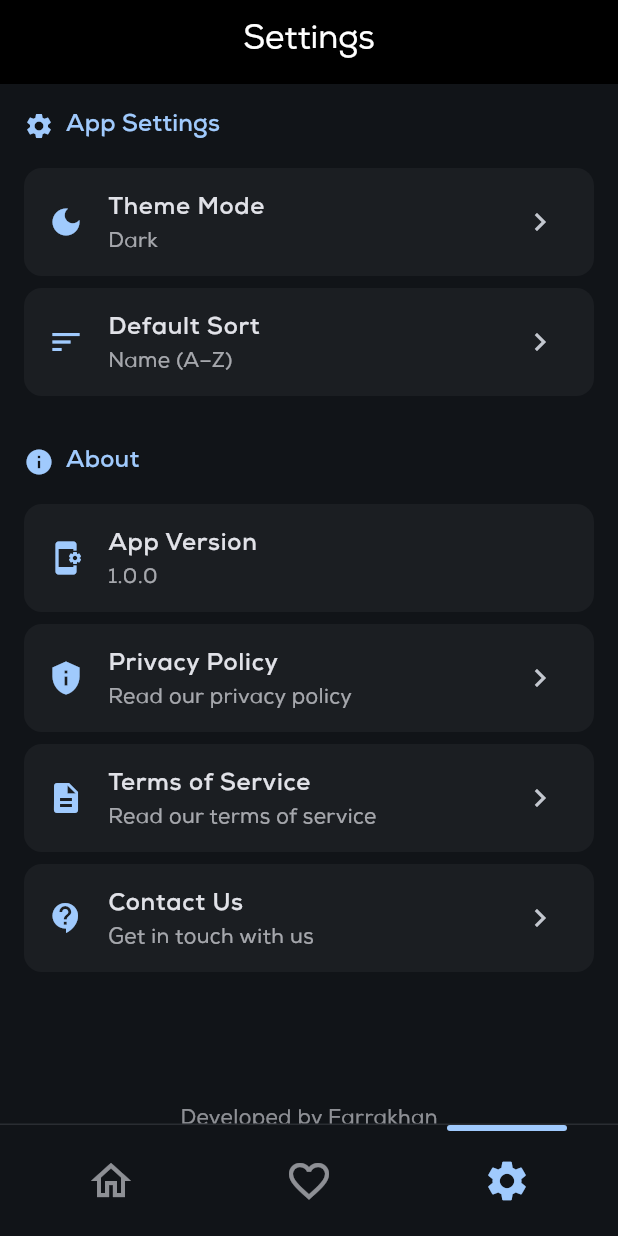
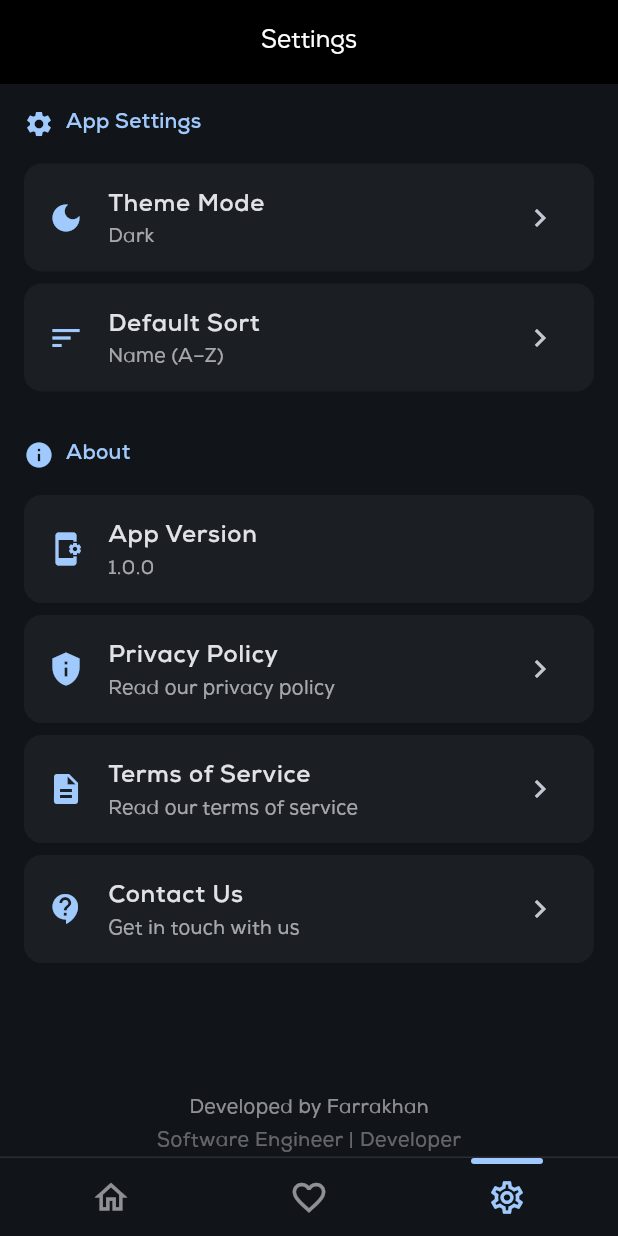
Before and after one commit to farrakhanwahab/XploreGo_app, a Flutter app: the screen it shows after launch, swiped to page 3, on a phone screen of 412 x 824 dp. Run offline on Flutter 3.47's test engine with Material 3 defaults, Android fonts, the phone set to English and light mode, and no system bars; our stand-ins replace cached_network_image, lottie, shared_preferences; network calls fail.

Commit message:
Implemented MediaWiki API for staple food, removed popular places, improved loading spinners, updated text theme, UI/UX fixes, and all recent enhancements

```diff
--- a/lib/theme/app_theme.dart
+++ b/lib/theme/app_theme.dart
@@ -11,6 +11,23 @@ class AppTheme {
           backgroundColor: Colors.white,
           foregroundColor: Colors.black,
           elevation: 0,
+        ),
+        textTheme: const TextTheme(
+          displayLarge: TextStyle(fontSize: 16, fontFamily: 'Nexa'),
+          displayMedium: TextStyle(fontSize: 13, fontFamily: 'Nexa'),
+          displaySmall: TextStyle(fontSize: 13, fontFamily: 'Nexa'),
+          headlineLarge: TextStyle(fontSize: 15, fontFamily: 'Nexa'),
+          headlineMedium: TextStyle(fontSize: 14, fontFamily: 'Nexa'),
+          headlineSmall: TextStyle(fontSize: 14, fontFamily: 'Nexa'),
+          titleLarge: TextStyle(fontSize: 16, fontFamily: 'Nexa'),
+          titleMedium: TextStyle(fontSize: 14, fontFamily: 'Nexa'),
+          titleSmall: TextStyle(fontSize: 14, fontFamily: 'Nexa'),
+          bodyLarge: TextStyle(fontSize: 16, fontFamily: 'Nexa'),
+          bodyMedium: TextStyle(fontSize: 13, fontFamily: 'Nexa'),
+          bodySmall: TextStyle(fontSize: 13, fontFamily: 'Nexa'),
+          labelLarge: TextStyle(fontSize: 16, fontFamily: 'Nexa'),
+          labelMedium: TextStyle(fontSize: 13, fontFamily: 'Nexa'),
+          labelSmall: TextStyle(fontSize: 12, fontFamily: 'Nexa'),
         ),
       );
 
@@ -28,5 +45,22 @@ class AppTheme {
           foregroundColor: Colors.white,
           elevation: 0,
         ),
+        textTheme: const TextTheme(
+          displayLarge: TextStyle(fontSize: 16, fontFamily: 'Nexa'),
+          displayMedium: TextStyle(fontSize: 13, fontFamily: 'Nexa'),
+          displaySmall: TextStyle(fontSize: 13, fontFamily: 'Nexa'),
+          headlineLarge: TextStyle(fontSize: 15, fontFamily: 'Nexa'),
+          headlineMedium: TextStyle(fontSize: 14, fontFamily: 'Nexa'),
+          headlineSmall: TextStyle(fontSize: 14, fontFamily: 'Nexa'),
+          titleLarge: TextStyle(fontSize: 16, fontFamily: 'Nexa'),
+          titleMedium: TextStyle(fontSize: 14, fontFamily: 'Nexa'),
+          titleSmall: TextStyle(fontSize: 14, fontFamily: 'Nexa'),
+          bodyLarge: TextStyle(fontSize: 16, fontFamily: 'Nexa'),
+          bodyMedium: TextStyle(fontSize: 13, fontFamily: 'Nexa'),
+          bodySmall: TextStyle(fontSize: 13, fontFamily: 'Nexa'),
+          labelLarge: TextStyle(fontSize: 16, fontFamily: 'Nexa'),
+          labelMedium: TextStyle(fontSize: 13, fontFamily: 'Nexa'),
+          labelSmall: TextStyle(fontSize: 12, fontFamily: 'Nexa'),
+        ),
       );
 }
--- a/lib/widgets/navbar.dart
+++ b/lib/widgets/navbar.dart
@@ -44,10 +44,10 @@ class _NavBarState extends State<NavBar> {
               duration: const Duration(milliseconds: 300),
               curve: Curves.easeInOut,
               left: 8 + ((MediaQuery.of(context).size.width - 16) / 3) * widget.currentIndex +
-                   (((MediaQuery.of(context).size.width - 16) / 3) - 80) / 2,
+                   (((MediaQuery.of(context).size.width - 16) / 3) - 48) / 2,
               top: 0,
               child: Container(
-                width: 80,
+                width: 48,
                 height: 4,
                 decoration: BoxDecoration(
                   color: colorScheme.primary,
@@ -57,26 +57,23 @@ class _NavBarState extends State<NavBar> {
             ),
             // Navigation items
             Padding(
-              padding: const EdgeInsets.symmetric(horizontal: 8, vertical: 12),
+              padding: const EdgeInsets.symmetric(horizontal: 8, vertical: 6),
               child: Row(
                 mainAxisAlignment: MainAxisAlignment.spaceAround,
                 children: [
                   _buildNavItem(
                     index: 0,
                     icon: Icons.home_outlined,
-                    selectedIcon: Icons.home,
                     colorScheme: colorScheme,
                   ),
                   _buildNavItem(
                     index: 1,
                     icon: Icons.favorite_outline,
-                    selectedIcon: Icons.favorite,
                     colorScheme: colorScheme,
                   ),
                   _buildNavItem(
                     index: 2,
                     icon: Icons.settings_outlined,
-                    selectedIcon: Icons.settings,
                     colorScheme: colorScheme,
                   ),
                 ],
@@ -91,7 +88,6 @@ class _NavBarState extends State<NavBar> {
   Widget _buildNavItem({
     required int index,
     required IconData icon,
-    required IconData selectedIcon,
     required ColorScheme colorScheme,
   }) {
     final isSelected = widget.currentIndex == index;
@@ -100,15 +96,15 @@ class _NavBarState extends State<NavBar> {
       onTap: () {
         _handleTabTap(index);
       },
-              child: SizedBox(
-          width: 80,
-          height: 50,
-          child: Icon(
-          isSelected ? selectedIcon : icon,
+      child: SizedBox(
+        width: 80,
+        height: 40,
+        child: Icon(
+          icon,
           color: isSelected
               ? colorScheme.primary
               : colorScheme.onSurface.withValues(alpha: 0.6),
-          size: 32,
+          size: 26,
         ),
       ),
     );
--- a/pubspec.yaml
+++ b/pubspec.yaml
@@ -34,6 +34,7 @@ dependencies:
   provider: ^6.1.2
   cached_network_image: ^3.3.1
   shared_preferences: ^2.2.2
+  lottie: ^2.7.0
 
 dev_dependencies:
   flutter_test:
@@ -62,6 +63,7 @@ flutter:
   assets:
     - assets/images/splash_icon.png
     - assets/images/app_icon.png
+    - assets/animations/loading.json
 
   # An image asset can refer to one or more resolution-specific "variants", see
   # https://flutter.dev/to/resolution-aware-images
```
Also changed, not shown: assets/animations/loading.json (added, +1 -0 lines), lib/models/country.dart (+1 -16 lines), lib/providers/country_provider.dart (+24 -0 lines), lib/screens/country_detail_screen.dart (+23 -65 lines), lib/screens/splash_screen.dart (+9 -7 lines), lib/services/country_service.dart (+17 -0 lines), lib/widgets/country_card.dart (+14 -1 lines), lib/widgets/country_list.dart (+15 -2 lines), pubspec.lock, 2 other files.
